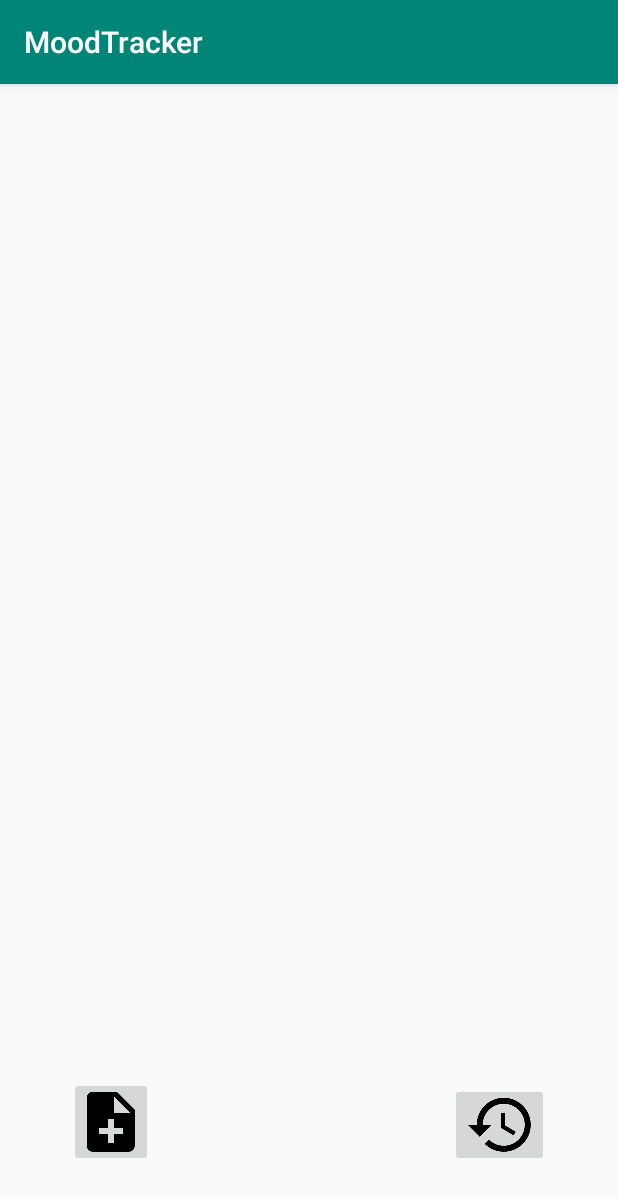
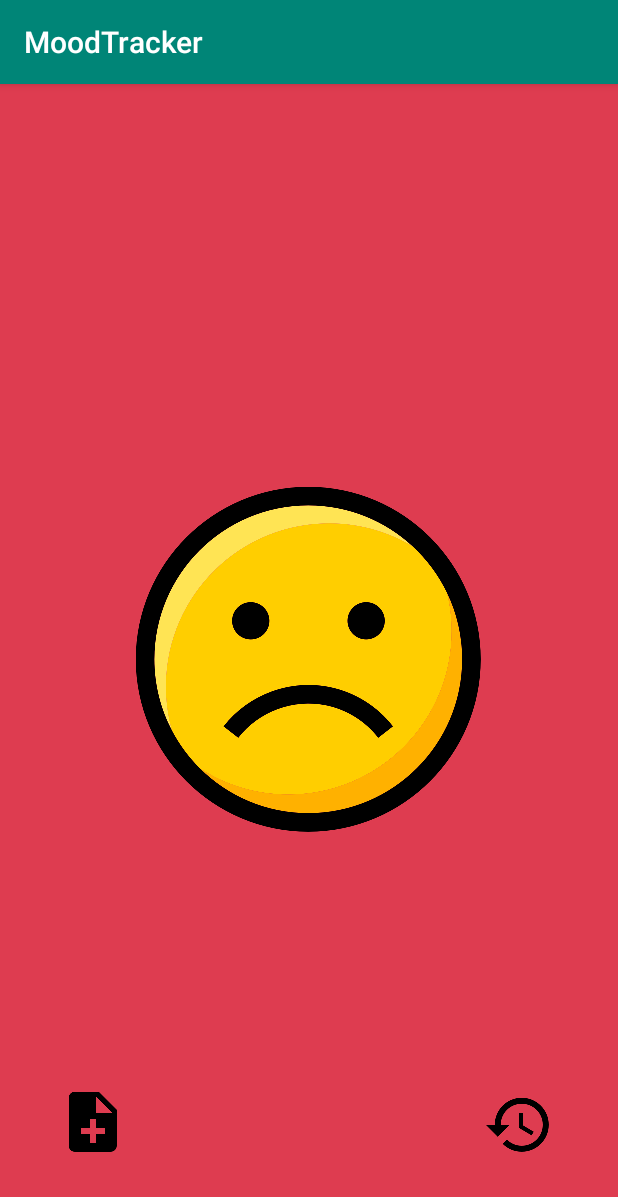
Before and after one commit to markmomo/MoodTracker, an Android app: the screen it shows after launch (MainActivity), on a phone screen of 412 x 824 dp. Shown: the top 1197 px of the screen. Run offline under Robolectric (Android 15) with nearby library versions, the phone set to English and light mode, and no system bars.

Commit message:
ViewPager in MainActivity
Add the ViewPager, it display the 5 smiley and background colors based
on the Viewpager item position.

```diff
--- a/app/src/main/java/markmomo/com/moodtracker/controllers/MainActivity.java
+++ b/app/src/main/java/markmomo/com/moodtracker/controllers/MainActivity.java
@@ -1,15 +1,37 @@
 package markmomo.com.moodtracker.controllers;
 
+import android.support.v4.view.ViewPager;
 import android.support.v7.app.AppCompatActivity;
 import android.os.Bundle;
+import android.widget.ImageButton;
+import markmomo.com.moodtracker.R;
+import markmomo.com.moodtracker.tools.SmileysAdapter;
 
-import markmomo.com.moodtracker.R;
 
 public class MainActivity extends AppCompatActivity {
+
+    ImageButton mNoteIcon,mHistoryIcon;
+
 
     @Override
     protected void onCreate(Bundle savedInstanceState) {
         super.onCreate(savedInstanceState);
         setContentView(R.layout.activity_main);
+
+        mNoteIcon = findViewById(R.id.act_main_note_icon);
+        mHistoryIcon = findViewById(R.id.act_main_history_icon);
+
+        this.configureViewPager();
+    }
+    private void configureViewPager(){
+
+        ViewPager pager = findViewById(R.id.act_main_view_pager);
+
+        SmileysAdapter smileysAdapter;
+        smileysAdapter = new SmileysAdapter(getSupportFragmentManager(), getResources().getIntArray(R.array.viewPagerColors));
+        pager.setAdapter(smileysAdapter);
+
+        mNoteIcon.setBackgroundColor(smileysAdapter.mainActivityIconsColors);
+        mHistoryIcon.setBackgroundColor(smileysAdapter.mainActivityIconsColors);
     }
 }
--- a/app/src/main/java/markmomo/com/moodtracker/models/SmileysFragment.java
+++ b/app/src/main/java/markmomo/com/moodtracker/models/SmileysFragment.java
@@ -2,12 +2,15 @@ package markmomo.com.moodtracker.models;
 
 
 import android.os.Bundle;
-import android.support.annotation.NonNull;
+import android.support.annotation.DrawableRes;
+import android.support.annotation.Nullable;
 import android.support.v4.app.Fragment;
+import android.util.Log;
 import android.view.LayoutInflater;
 import android.view.View;
 import android.view.ViewGroup;
-
+import android.widget.ImageView;
+import android.widget.LinearLayout;
 import markmomo.com.moodtracker.R;
 
 /**
@@ -15,17 +18,45 @@ import markmomo.com.moodtracker.R;
  */
 public class SmileysFragment extends Fragment {
 
+    private static final String KEY_POSITION = "position";
+    private static final String KEY_COLOR = "color";
+    private @DrawableRes
+    int smileys[] = new int[]{R.drawable.smiley_sad, R.drawable.smiley_disappointed,
+            R.drawable.smiley_normal, R.drawable.smiley_happy,
+            R.drawable.smiley_super_happy};
+
 
     public SmileysFragment() {
-        // Required empty public constructor
     }
 
+    public static SmileysFragment newInstance(int position, int color) {
+        SmileysFragment frag = new SmileysFragment();
+        Bundle args = new Bundle();
+
+        args.putInt(KEY_POSITION, position);
+        args.putInt(KEY_COLOR, color);
+        frag.setArguments(args);
+
+        return (frag);
+    }
 
     @Override
-    public View onCreateView(@NonNull LayoutInflater inflater, ViewGroup container,
-                             Bundle savedInstanceState) {
-        // Inflate the layout for this fragment
-        return inflater.inflate(R.layout.fragment_smileys, container, false);
+    public View onCreateView(@Nullable LayoutInflater inflater, ViewGroup container, Bundle savedInstanceState) {
+
+        View result = inflater.inflate(R.layout.fragment_smileys, container, false);
+
+        LinearLayout rootView = result.findViewById(R.id.frag_smiley_root);
+        ImageView imageView = result.findViewById(R.id.frag_smiley);
+
+        int position = getArguments().getInt(KEY_POSITION, -1);
+        int color = getArguments().getInt(KEY_COLOR, -1);
+
+        rootView.setBackgroundColor(color);
+
+        for (int i = 0; i < position + 1; i++) {
+            imageView.setImageResource(smileys[i]);
+        }
+            Log.e(getClass().getSimpleName(), "onCreateView called for fragment number " + position);
+            return result;
     }
-
 }
--- /dev/null
+++ b/app/src/main/java/markmomo/com/moodtracker/tools/SmileysAdapter.java
@@ -0,0 +1,35 @@
+package markmomo.com.moodtracker.tools;
+
+
+import android.support.v4.app.Fragment;
+import android.support.v4.app.FragmentManager;
+import android.support.v4.app.FragmentPagerAdapter;
+import markmomo.com.moodtracker.models.SmileysFragment;
+
+/**
+ * Created by markm On 20/03/2019.
+ */
+public class SmileysAdapter extends FragmentPagerAdapter {
+
+    private int[] mColors;
+    public int mainActivityIconsColors;
+
+
+    public SmileysAdapter(FragmentManager mgr, int[] colors) {
+        super(mgr);
+        this.mColors = colors;
+    }
+
+    @Override
+    public int getCount() {
+        return(5);
+    }
+
+    @Override
+    public Fragment getItem(int position) {
+
+        mainActivityIconsColors = position;
+
+        return(SmileysFragment.newInstance(position, this.mColors[position]));
+    }
+}
```
